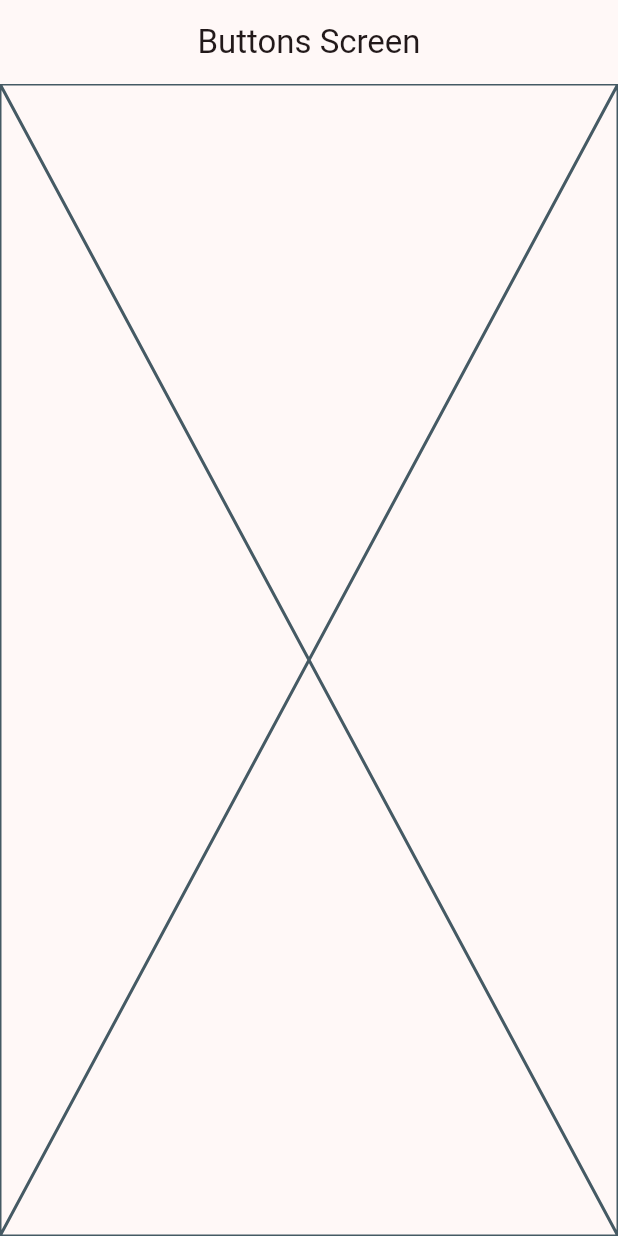
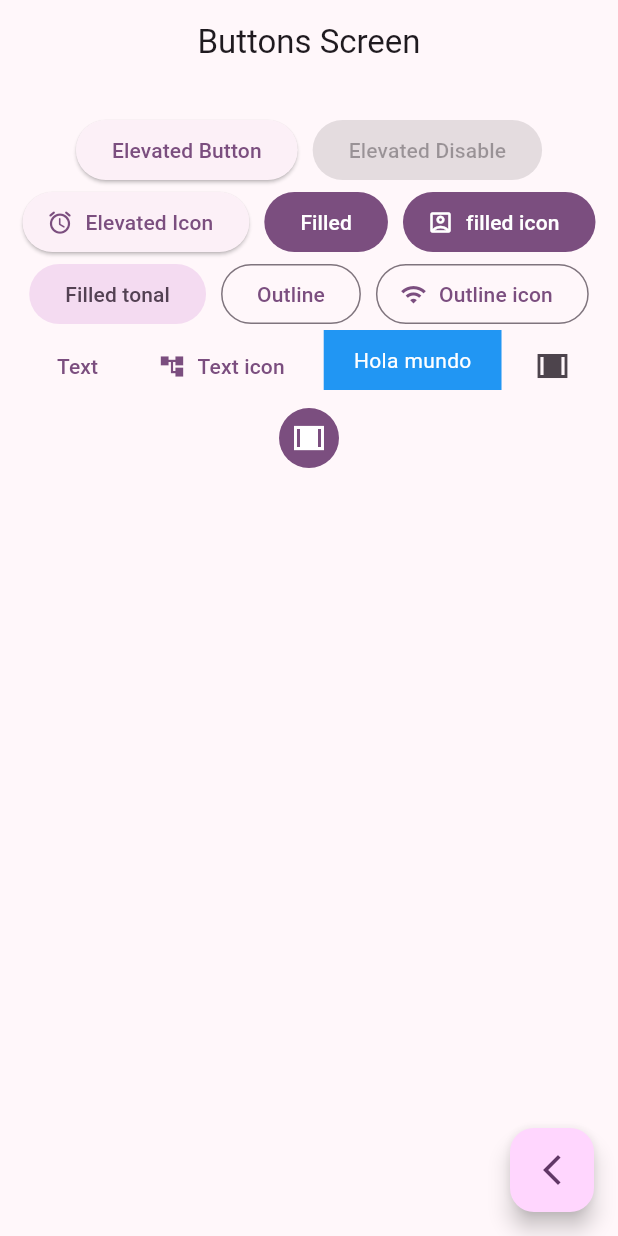
Before and after one commit to IngridFLG/widget_app, a Flutter app: the ButtonsScreen screen opened by its route, on a phone screen of 412 x 824 dp. Run offline on Flutter 3.47's test engine with Material 2 defaults, Android fonts, the phone set to English and light mode, and no system bars; our stand-ins replace go_router.

Commit message:
botones implementados

```diff
--- a/lib/main.dart
+++ b/lib/main.dart
@@ -17,7 +17,7 @@ class MyApp extends StatelessWidget {
       routerConfig: appRouter,
       title: 'Flutter Demo',
       debugShowCheckedModeBanner: false,
-      theme:AppTheme(selectedColor: 3).getTheme(),
+      theme:AppTheme(selectedColor: 4).getTheme(),
 
 
     );
--- a/lib/presentation/screens/buttons/buttons_screen.dart
+++ b/lib/presentation/screens/buttons/buttons_screen.dart
@@ -1,5 +1,6 @@
 
 import 'package:flutter/material.dart';
+import 'package:go_router/go_router.dart';
 
 class ButtonsScreen extends StatelessWidget {
   static const String name = 'buttons_screen';
@@ -11,7 +12,93 @@ class ButtonsScreen extends StatelessWidget {
       appBar: AppBar(
         title: const Text('Buttons Screen'),
       ),
-      body: const Placeholder(),
+      body: const _ButtonsView(),
+      floatingActionButton: FloatingActionButton(
+        child: const Icon(Icons.arrow_back_ios_new_outlined),
+        onPressed: () {
+            context.pop();
+        },
+      ),
     );
   }
 }
+
+class _ButtonsView extends StatelessWidget {
+  const _ButtonsView();
+
+  @override
+  Widget build(BuildContext context) {
+
+    final colors = Theme.of(context).colorScheme;
+
+
+    return SizedBox(
+      //llega hasta el maximo de la pantalla
+      width: double.infinity,
+      child: Padding(
+        padding: const EdgeInsets.symmetric(horizontal: 10, vertical: 20),
+        child: Wrap(
+          //un espaciado entre los buttons
+          spacing: 10,
+          //para que los buttons se centren
+          alignment: WrapAlignment.center,
+          children: [
+            ElevatedButton(onPressed: () {}, child: const Text('Elevated Button')),
+            const ElevatedButton(onPressed: null, child: Text('Elevated Disable')),
+            ElevatedButton.icon(
+              onPressed: () {},
+              icon: const Icon(Icons.access_alarm_rounded),
+              label: const Text('Elevated Icon')),
+
+            FilledButton(onPressed: (){}, child: const Text('Filled')),
+            FilledButton.icon(
+              onPressed: () {},
+              icon: const Icon(Icons.account_box_outlined),
+              label: const Text('filled icon')),
+              // ignore: prefer_const_constructors
+              FilledButton.tonal(onPressed: (){}, child: Text('Filled tonal')),
+
+            OutlinedButton(onPressed: () {}, child: const Text('Outline')),
+            OutlinedButton.icon(
+              onPressed: () {},
+              icon: const Icon(Icons.wifi_sharp),
+              label: const Text('Outline icon')),
+
+              TextButton(onPressed: (){}, child: const Text('Text')),
+              TextButton.icon(onPressed: (){}, icon: const Icon(Icons.account_tree), label: const Text('Text icon')),
+
+              const CustomButton(),
+
+              IconButton(onPressed: (){}, icon: const Icon(Icons.width_wide_sharp)),
+              IconButton(
+                onPressed: (){},
+                icon: const Icon(Icons.width_wide_sharp),
+                style: ButtonStyle(
+                  backgroundColor: MaterialStatePropertyAll(colors.primary),
+                  iconColor: const MaterialStatePropertyAll(Colors.white),
+                ),
+                ),
+
+
+          ],
+        ),
+      ),
+    );
+  }
+}
+
+
+class CustomButton extends StatelessWidget {
+  const CustomButton({super.key});
+
+  @override
+  Widget build(BuildContext context) {
+    return const Material(
+      color: Colors.blue,
+      child: Padding(
+        padding: EdgeInsets.symmetric(horizontal: 20, vertical: 10),
+        child: Text('Hola mundo', style: TextStyle(color: Colors.white),)
+        ),
+    );
+  }
+}
```
Also changed, not shown: lib/presentation/screens/home/home_screen.dart (line endings or trailing spaces).
